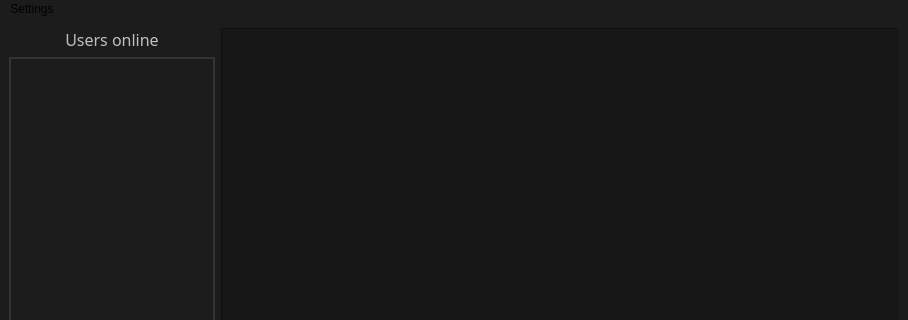
First picture: the form in Client/chatwidget.ui, repository vleliseev/Qt-Chat, before the edit; both pictures show x 0 to 908 and y 0 to 320 of the 908 by 587 pixel window.
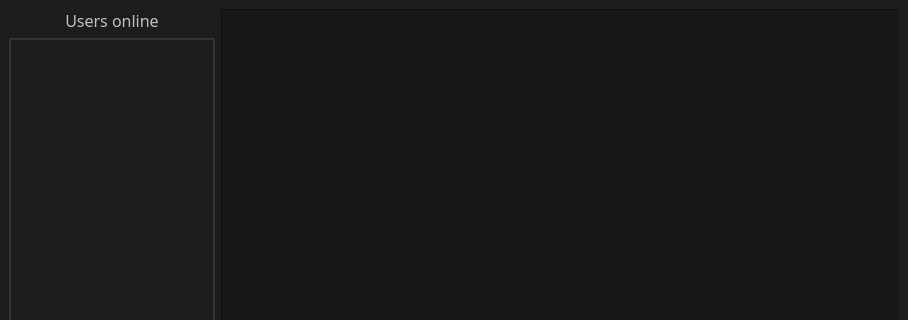
Second picture: the form after the edit.

Diff of the .ui file:
```diff
--- a/Client/chatwidget.ui
+++ b/Client/chatwidget.ui
@@ -209,13 +209,6 @@
    <property name="nativeMenuBar">
     <bool>true</bool>
    </property>
-   <widget class="QMenu" name="menuSettings">
-    <property name="title">
-     <string>Settings</string>
-    </property>
-    <addaction name="actionTheme"/>
-   </widget>
-   <addaction name="menuSettings"/>
   </widget>
   <action name="actionTheme">
    <property name="text">
```
